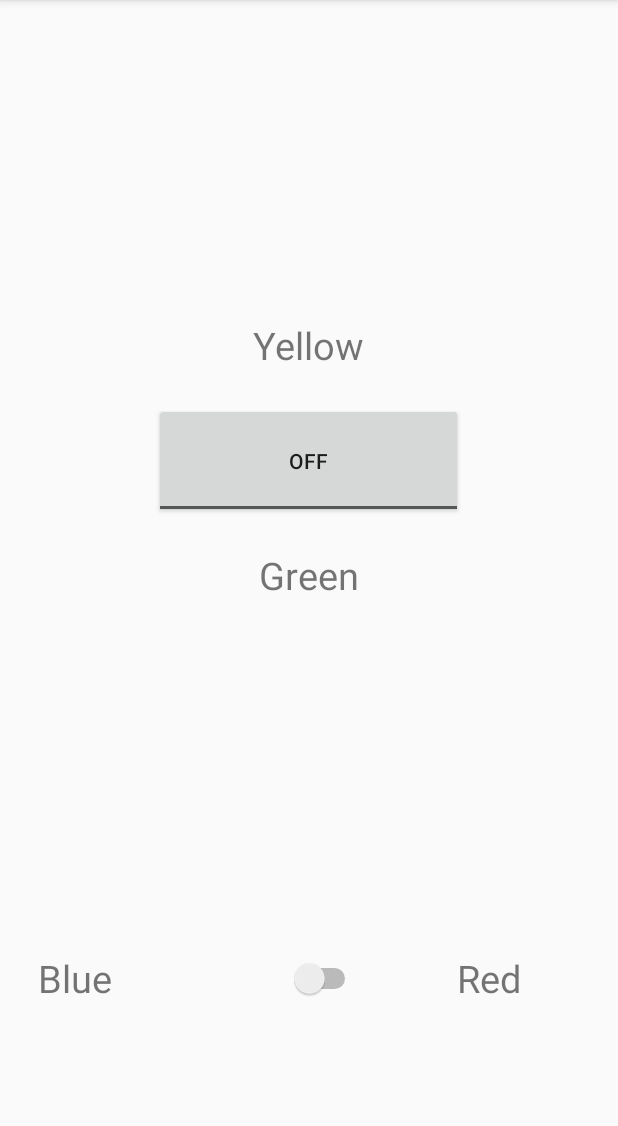
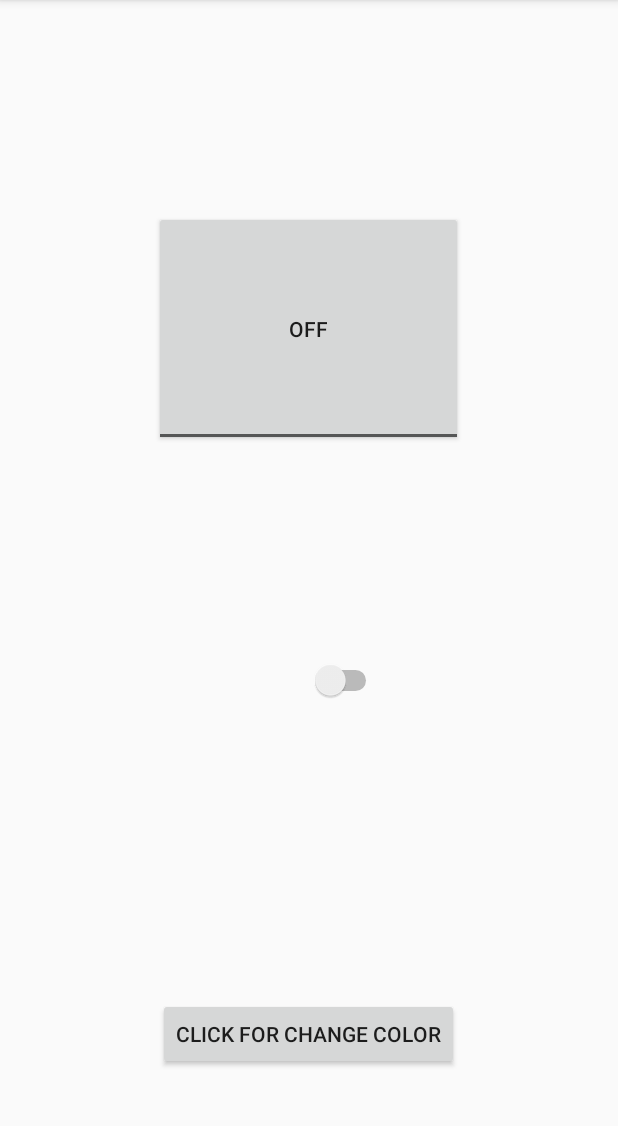
Before and after one commit to adidi3/Adi00012, an Android app: the screen it shows after launch (MainActivity), on a phone screen of 412 x 824 dp, the part 84-1210 px from its top. Run offline under Robolectric (Android 15) with nearby library versions, the phone set to English and light mode, and no system bars.

Commit message:
1st commit

```diff
--- a/app/src/main/java/com/example/adipe/adi0001/MainActivity.java
+++ b/app/src/main/java/com/example/adipe/adi0001/MainActivity.java
@@ -22,29 +22,23 @@ public class MainActivity extends AppCompatActivity {
         rr=(LinearLayout) findViewById(R.id.roro);
 
 
+    }
 
 
-
-
-
+    public void B(View view) {
+        if (rl.isChecked() && ll.isChecked()) {
+            rr.setBackgroundColor(Color.BLUE);
+        }
+         else {
+            if (rl.isChecked()) {
+                rr.setBackgroundColor(Color.RED);}
+                else {
+                if (ll.isChecked()) {
+                    rr.setBackgroundColor(Color.YELLOW);
+                } else {
+                    rr.setBackgroundColor(Color.GREEN);
+                }
+            }
+        }
     }
-
-    public void switcher(View view) {
-
-        if (rl.isChecked()) {
-            rr.setBackgroundColor(Color.RED);
         }
-        else rr.setBackgroundColor(Color.BLUE);
-
-
-
-
-
-    }
-
-    public void toggle(View view) {
-        if (ll.isChecked()) {
-            rr.setBackgroundColor(Color.YELLOW);
-        } else rr.setBackgroundColor(Color.GREEN);
-    }
-}
--- a/app/src/main/res/layout/activity_main.xml
+++ b/app/src/main/res/layout/activity_main.xml
@@ -12,32 +12,9 @@
     <Space
         android:layout_width="match_parent"
         android:layout_height="0dp"
-        android:layout_weight="5" />
+        android:layout_weight="1.8" />
 
-    <LinearLayout
-        android:layout_width="match_parent"
-        android:layout_height="0dp"
-        android:layout_weight="2"
-        android:orientation="horizontal">
-        <Space
-            android:layout_width="0dp"
-            android:layout_height="match_parent"
-            android:layout_weight="3" />
 
-        <TextView
-            android:id="@+id/textView"
-            android:layout_width="wrap_content"
-            android:layout_height="wrap_content"
-            android:layout_gravity="center"
-            android:text="Yellow"
-
-            android:textSize="25dp"/>
-
-        <Space
-            android:layout_width="0dp"
-            android:layout_height="match_parent"
-            android:layout_weight="3" />
-    </LinearLayout>
 
     <LinearLayout
         android:layout_width="match_parent"
@@ -57,7 +34,7 @@
             android:layout_width="0dp"
             android:layout_height="match_parent"
             android:layout_weight="2"
-            android:onClick="toggle"/>
+           />
 
         <Space
             android:layout_width="0dp"
@@ -67,35 +44,12 @@
     </LinearLayout>
 
 
-    <LinearLayout
-        android:layout_width="match_parent"
-        android:layout_height="0dp"
-        android:layout_weight="2"
-        android:orientation="horizontal">
-        <Space
-            android:layout_width="0dp"
-            android:layout_height="match_parent"
-            android:layout_weight="3" />
 
-        <TextView
-            android:id="@+id/textView1"
-            android:layout_width="wrap_content"
-            android:layout_height="wrap_content"
-            android:layout_gravity="center"
-            android:text="Green"
-
-            android:textSize="25dp"/>
-
-        <Space
-            android:layout_width="0dp"
-            android:layout_height="match_parent"
-            android:layout_weight="3" />
-    </LinearLayout>
 
     <Space
         android:layout_width="match_parent"
         android:layout_height="0dp"
-        android:layout_weight="5" />
+        android:layout_weight="1" />
 
     <LinearLayout
         android:layout_width="match_parent"
@@ -105,21 +59,9 @@
         <Space
             android:layout_width="0dp"
             android:layout_height="match_parent"
-            android:layout_weight="2" />
+            android:layout_weight="5" />
 
-        <TextView
-            android:id="@+id/textView3"
-            android:layout_width="wrap_content"
-            android:layout_height="wrap_content"
-            android:layout_gravity="center"
-            android:text="Blue"
 
-            android:textSize="25dp" />
-
-        <Space
-            android:layout_width="0dp"
-            android:layout_height="match_parent"
-            android:layout_weight="5" />
 
 
         <Switch
@@ -127,34 +69,46 @@
             android:layout_width="0dp"
             android:layout_height="match_parent"
             android:layout_weight="8"
-            android:onClick="switcher" />
+            />
+
+
 
         <Space
             android:layout_width="0dp"
             android:layout_height="match_parent"
-            android:layout_weight="5" />
-
-        <TextView
-            android:id="@+id/textView2"
-            android:layout_width="wrap_content"
-            android:layout_height="wrap_content"
-            android:layout_gravity="center"
-
-            android:text="Red"
-
-            android:textSize="25dp" />
-
-        <Space
-            android:layout_width="0dp"
-            android:layout_height="match_parent"
-            android:layout_weight="5" />
+            android:layout_weight="8" />
 
 
     </LinearLayout>
 
     <Space
         android:layout_width="match_parent"
-        android:layout_weight="2"
+        android:layout_weight="1"
         android:layout_height="0dp" />
 
+    <LinearLayout
+    android:layout_width="match_parent"
+    android:layout_weight="2"
+    android:layout_height="0dp"
+    android:orientation="horizontal">
+
+        <Space
+            android:layout_width="0dp"
+            android:layout_height="match_parent"
+            android:layout_weight="1" />
+
+        <Button
+            android:id="@+id/button"
+            android:layout_width="wrap_content"
+            android:layout_height="wrap_content"
+            android:layout_gravity="center"
+            android:onClick="B"
+            android:text="Click for change color" />
+
+        <Space
+            android:layout_width="0dp"
+            android:layout_height="match_parent"
+            android:layout_weight="1" />
+    </LinearLayout>
+
 </LinearLayout>
```
